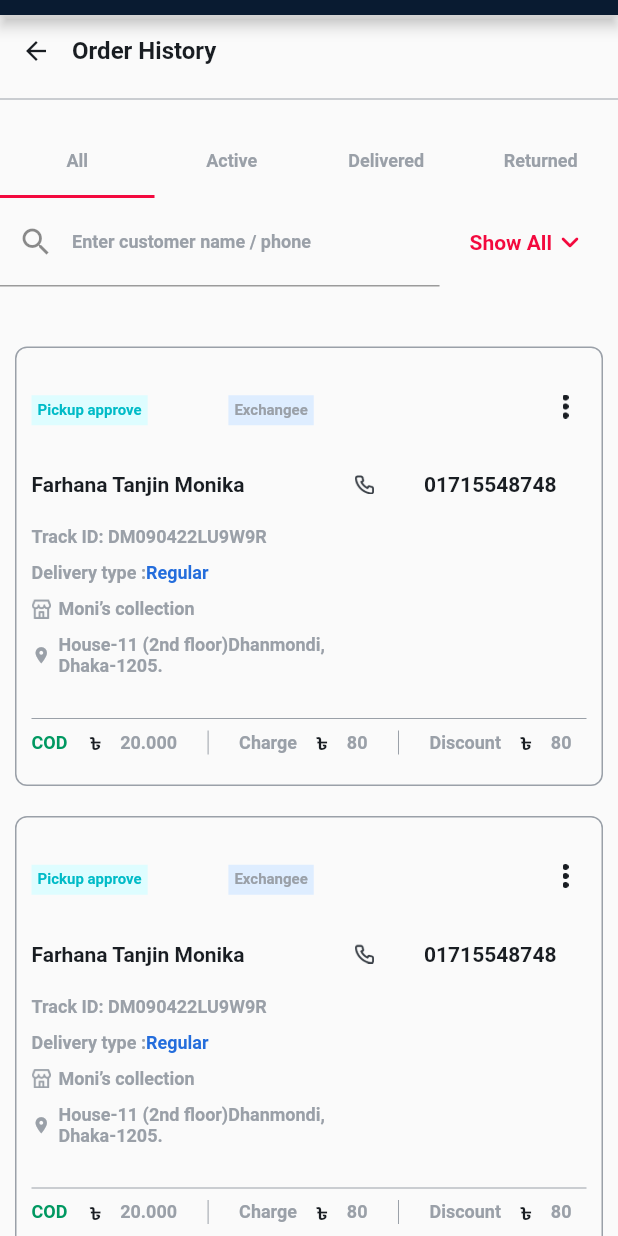
After one commit to App-Geniee/metro_merchant, a Flutter app: the OrderHistroy screen opened directly, on a phone screen of 412 x 824 dp. The commit adds this screen. Run offline on Flutter 3.47's test engine with Material 2 defaults, Android fonts, the phone set to English and light mode, and no system bars; our stand-ins replace dropdown_textfield, flutter_screenutil, get, get_storage, group_radio_button, otp_text_field; accounts and stored records are empty.

Commit message:
create pannel alert msg order history page desing

```diff
--- a/lib/views/screens/create_order/create_order.dart
+++ b/lib/views/screens/create_order/create_order.dart
@@ -1,6 +1,7 @@
 import 'package:flutter/material.dart';
 import 'package:get/get.dart';
 import 'package:metro_merchant/views/screens/home/home_screen.dart';
+import 'package:metro_merchant/views/screens/oder_history/order_histroy.dart';
 
 import '../../../core/utils/app_colors.dart';
 class CreateOrder extends StatefulWidget {
@@ -28,7 +29,8 @@ class _CreateOrderState extends State<CreateOrder> {
           backgroundColor: AppColors.primaryColor,
         ),
       ),
-      body: SingleChildScrollView(
+      body: SafeArea(
+        child: SingleChildScrollView(
           child: Column(
             crossAxisAlignment: CrossAxisAlignment.start,
             children: [
@@ -510,9 +512,9 @@ class _CreateOrderState extends State<CreateOrder> {
                                   ),
                                   SizedBox(height: 20,),
                                   Padding(
-                                  padding: EdgeInsets.fromLTRB(20, 0, 10,0),
-                                  child: Text("Order Placed Successfully! Write \n    thisID on Parcel. Tracking\nID:DM090422LU9W9R"
-                                  ,style: TextStyle(fontSize: 14,color: AppColors.colorBlack),),
+                                    padding: EdgeInsets.fromLTRB(0, 0, 0,0),
+                                    child: Text("Order Placed Successfully! Write\n    thisID on Parcel. Tracking\n   ID:DM090422LU9W9R"
+                                    ,style: TextStyle(fontSize: 14,color: AppColors.colorBlack,fontWeight: FontWeight.w700),),
                                   ),
                                   SizedBox(height: 10,),
                                   Divider(color: AppColors.colorBlack300,)
@@ -526,9 +528,20 @@ class _CreateOrderState extends State<CreateOrder> {
                               actions: [
                                 TextButton(
                                   onPressed: (){
-                                  Navigator.pop(context);
+                                    Get.offAll(()=>OrderHistroy());
                                   },
-                                child: Center(child: Text("CLOSE",style: TextStyle(fontSize: 14,color: Colors.black),)),
+                                  child: Center(
+                                    child: Container(
+                                      width: 122,
+                                      height: 32,
+                                      decoration: BoxDecoration(
+                                        color: AppColors.secondaryColor900,
+                                        borderRadius: BorderRadius.circular(15),
+
+                                      ),
+                                      child: Center(child: Text("CLOSE",style: TextStyle(fontSize: 14,fontWeight: FontWeight.w600,color: Colors.white),),),
+                                    ),
+                                  ),
                                 )
                               ],
                             ));
@@ -560,6 +573,7 @@ class _CreateOrderState extends State<CreateOrder> {
 
 
             ],
+          ),
         ),
       ),
 
--- a/lib/views/screens/froad_dashborad/froad_dashborad.dart
+++ b/lib/views/screens/froad_dashborad/froad_dashborad.dart
@@ -56,7 +56,7 @@ class _FroadDashBoradState extends State<FroadDashBorad> {
             ],
           ),
           Divider(
-            color: Colors.amber,
+            color: AppColors.colorBlack300,
           ),
           SizedBox(height: 10,),
 
--- a/lib/views/screens/home/bottomNavigationBar/homebar.dart
+++ b/lib/views/screens/home/bottomNavigationBar/homebar.dart
@@ -35,7 +35,8 @@ class _HomeBarState extends State<HomeBar> {
         ),
 
       ),
-      body: SingleChildScrollView(
+      body: SafeArea(
+        child: SingleChildScrollView(
           child: Column(
             crossAxisAlignment: CrossAxisAlignment.start,
             children: [
@@ -487,6 +488,7 @@ class _HomeBarState extends State<HomeBar> {
             ],
           ),
         ),
+      ),
     );
   }
   Widget CustomButton(BuildContext context,String text,void Function()function,Color color){
--- /dev/null
+++ b/lib/views/screens/oder_history/all_order_histroy.dart
@@ -0,0 +1,409 @@
+import 'package:flutter/material.dart';
+
+import '../../../core/utils/app_colors.dart';
+class AllOrderHistroy extends StatefulWidget {
+  const AllOrderHistroy({Key? key}) : super(key: key);
+
+  @override
+  State<AllOrderHistroy> createState() => _AllOrderHistroyState();
+}
+
+class _AllOrderHistroyState extends State<AllOrderHistroy> {
+  bool click=true;
+  TextEditingController dateinput = TextEditingController();
+  List dropDownData=[
+    {"title":"Shop name1","value":"1"},
+    {"title":"Shop name2","value":"2"}
+  ];
+  String select="";
+
+
+  @override
+  Widget build(BuildContext context) {
+    return  Scaffold(
+      body: Column(
+        crossAxisAlignment: CrossAxisAlignment.start,
+       children: [
+         Row(
+           children: [
+             Expanded(
+                 child: Padding(
+                   padding: EdgeInsets.only(right: 20),
+                   child: TextFormField(
+                     decoration: InputDecoration(
+                       prefixIcon: Icon(Icons.search),
+                       label: Text("Enter customer name / phone",style: TextStyle(fontSize: 12,fontWeight: FontWeight.w600,color: AppColors.colorBlack300),)
+                     ),
+
+                   ),
+                 )),
+             InkWell(
+               onTap: (){
+                 setState(() {
+                   click=!click;
+                 });
+               },
+               child: Container(
+                 margin: EdgeInsets.only(right: 20),
+                 child: Row(
+                   children: [
+                     if(click==true)...[
+                       Text("Show All",style: TextStyle(fontSize: 14,fontWeight: FontWeight.w700,color: AppColors.secondaryColor900),),
+                       Icon(Icons.keyboard_arrow_down_rounded,color: AppColors.secondaryColor900,)
+
+                     ]
+                     else...[
+                       Text("Hide all",style: TextStyle(fontSize: 14,fontWeight: FontWeight.w700,color: AppColors.secondaryColor900),),
+                       Icon(Icons.keyboard_arrow_up,color: AppColors.secondaryColor900,)
+                     ]
+
+                   ],
+                 ),
+               ),
+             )
+           ],
+         ),
+         SizedBox(height: 10,),
+
+         Visibility(
+           visible: click==false,
+           child: Column(
+             children: [
+               Form(
+                 child: Column(
+                   children: [
+                     TextFormField(
+                       decoration: InputDecoration(
+                         prefixIcon: Icon(Icons.search),
+                         label: Text("Enter ticket ID",style: TextStyle(fontWeight: FontWeight.w600,fontSize: 12,color: AppColors.colorBlack300),)
+                       ),
+                     ),
+                     TextField(
+                       controller: dateinput,
+                       //editing controller of this TextField
+                       decoration: InputDecoration(
+                         //icon of text field
+                           label: Padding(
+                             padding: const EdgeInsets.only(top: 20),
+                             child: Text("Filter by date",style: TextStyle(fontSize: 12,fontWeight: FontWeight.w600,color: AppColors.colorBlack300),),
+                           ) ,
+                           prefixIcon: Icon(Icons.calendar_today_outlined,color: AppColors.colorBlack300,size: 12,),
+                           focusedBorder: UnderlineInputBorder(
+                               borderSide: BorderSide(color: Color(0xff9AA0A8))
+                           )///label text of field
+                       ),
+                       readOnly: true,  //set it true, so that user will not able to edit text
+                       onTap: () async {
+                         DateTime? pickedDate = await showDatePicker(
+                             context: context, initialDate: DateTime.now(),
+                             firstDate: DateTime(2000), //DateTime.now() - not to allow to choose before today.
+                             lastDate: DateTime(2101)
+                         );
+
+                         if(pickedDate != null ){
+                           print(pickedDate);  //pickedDate output format => 2021-03-10 00:00:00.000
+                           // String formattedDate = DateFormat('yyyy-MM-dd').format(pickedDate);
+                           // print(formattedDate); //formatted date output using intl package =>  2021-03-16
+                           //you can implement different kind of Date Format here according to your requirement
+
+                           setState(() {
+                             // dateinput.text = formattedDate; //set output date to TextField value.
+                           });
+                         }else{
+                           print("Date is not selected");
+                         }
+                       },
+                     ),
+                     Padding(
+                       padding: const EdgeInsets.fromLTRB(5,0,10.0,0),
+                       child: InputDecorator(
+                         decoration: InputDecoration(
+                           prefixIcon: Icon(Icons.shopping_bag_outlined
+                           ),
+                           labelText: 'Select shop name',
+                           labelStyle: TextStyle(fontSize: 12,color: AppColors.colorBlack300,fontWeight: FontWeight.w600),
+                           border: UnderlineInputBorder(
+                               borderRadius: BorderRadius.circular(15.0)),
+                           contentPadding: const EdgeInsets.fromLTRB(10,20,0,0),
+                         ),
+                         child: DropdownButtonHideUnderline(
+                           child: DropdownButton<String>(
+                             value: select,
+                             isDense: true,
+                             isExpanded: true,
+
+                             menuMaxHeight: 350,
+                             items: [
+                               const DropdownMenuItem(
+                                   child: Padding(
+                                     padding: EdgeInsets.fromLTRB(10,0,0,0),
+
+                                   ),
+                                   value: ""),
+                               ...dropDownData.map<DropdownMenuItem<String>>((e) {
+                                 return DropdownMenuItem(
+                                     child: Text(e['title']), value: e['value']);
+                               }).toList(),
+                             ],
+                             onChanged: (newValue) {
+                               setState(
+                                     () {
+                                   select = newValue!;
+                                   print(select);
+                                 },
+                               );
+                             },
+                           ),
+                         ),
+                       ),
+                     ),
+
+
+                     // ElevatedButton(
+                     //     onPressed: _presentDatePicker, child: const Text('Select Date')),
+
+                     // display the selected date
+
+                   ],
+                 ),
+               )
+
+             ],
+           ),
+         ),
+         SizedBox(height: 10,),
+         Expanded(
+           child: ListView.builder(
+             itemCount: 5,
+             itemBuilder: (context,index){
+               return Container(
+                 margin: EdgeInsets.fromLTRB(10, 20, 10, 0),
+                 decoration: BoxDecoration(
+                   border: Border.all(color: AppColors.colorBlack300),
+                   borderRadius: BorderRadius.circular(8)
+                 ),
+                 child: Column(
+                   crossAxisAlignment: CrossAxisAlignment.start,
+                   children: [
+                    Row(
+                      mainAxisAlignment: MainAxisAlignment.spaceBetween,
+
+                      children: [
+                        Container(
+                          margin: EdgeInsets.fromLTRB(10, 20, 10, 0),
+
+                          color: Color(0xffDEFDFF),
+                          child: Padding(
+                            padding: const EdgeInsets.all(4),
+                            child: Text("Pickup approve",style: TextStyle(fontWeight: FontWeight.w700,fontSize: 10,color: Color(0xff00BBC7)),),
+                          )
+                          ,
+                        ),
+                        Padding(
+                          padding:EdgeInsets.only(right:100),
+                          child: Container(
+                            margin: EdgeInsets.fromLTRB(10, 20, 10, 0),
+
+                            color: Color(0xffDEEDFF),
+                            child: Padding(
+                              padding: const EdgeInsets.all(4),
+                              child: Text("Exchangee",style: TextStyle(fontWeight: FontWeight.w700,fontSize: 10,color: AppColors.colorBlack300),),
+                            )
+                            ,
+                          ),
+                        ),
+                      Padding(
+                        padding: EdgeInsets.only(top: 15),
+                        child: PopupMenuButton<int>(
+                          icon: Image(image: AssetImage("assets/icons/drawericon.png"),
+                          width: 4,
+                          height: 16,),
+                          color:Colors.white,
+                          shadowColor: Colors.white,
+                          itemBuilder: (context)=>[
+                            PopupMenuItem(
+
+                              value: 1,
+                              child: Row(
+                                children: [
+                                  SizedBox(
+                                    width: 10,
+                                  ),
+                                  Text("View",style: TextStyle(fontSize: 14,color: AppColors.colorBlack300,fontWeight: FontWeight.w600),)
+                                ],
+                              ),
+                            ),
+                            PopupMenuItem(
+
+                              value: 2,
+                              child: Row(
+                                children: [
+                                  SizedBox(
+                                    width: 10,
+                                  ),
+                                  Text("Edit",style: TextStyle(fontSize: 14,color: AppColors.colorBlack300,fontWeight: FontWeight.w600),)
+                                ],
+                              ),
+                            ),
+                            PopupMenuItem(
+
+                              value: 3,
+                              child: Row(
+                                children: [
+                                  SizedBox(
+                                    width: 10,
+                                  ),
+                                  Text("Delete",style: TextStyle(fontSize: 14,color: AppColors.colorBlack300,fontWeight: FontWeight.w600),)
+                                ],
+                              ),
+                            ),
+                            PopupMenuItem(
+
+                              value: 4,
+                              child: Row(
+                                children: [
+                                  SizedBox(
+                                    width: 10,
+                                  ),
+                                  Text("Ticket",style: TextStyle(fontSize: 14,color: AppColors.colorBlack300,fontWeight: FontWeight.w600),)
+                                ],
+                              ),
+                            ),
+                          ],
+                        ),
+                      )
+
+                      ],
+                    ),
+                   SizedBox(height: 20,),
+                   Row(
+                     mainAxisAlignment: MainAxisAlignment.spaceBetween,
+                     children: [
+                       Padding(
+                         padding: EdgeInsets.only(left: 10),
+                         child: Text("Farhana Tanjin Monika",style: TextStyle(fontSize: 14,fontWeight: FontWeight.w700,color: AppColors.colorBlack),),
+                       ),
+                       Padding(
+                         padding: const EdgeInsets.only(left: 40),
+                         child: Image(
+                           image: AssetImage("assets/icons/phone1.png"),
+                           width: 13,
+                           height: 13,
+                         ),
+                       ),
+                       Padding(
+                         padding: const EdgeInsets.only(right: 30),
+                         child: Text("01715548748",style: TextStyle(fontSize: 14,fontWeight: FontWeight.w600,color: AppColors.colorBlack),),
+                       )
+
+
+                     ],
+                   ),
+                     SizedBox(height: 20,),
+                     Padding(
+                       padding: const EdgeInsets.only(left: 10),
+                       child: Text("Track ID: DM090422LU9W9R",style: TextStyle(fontSize: 12,fontWeight: FontWeight.w700,color: AppColors.colorBlack300),),
+                     ),
+                     Row(
+                       children: [
+                         Padding(
+                           padding: const EdgeInsets.fromLTRB(10,10,0,0),
+                           child: Text("Delivery type :",style: TextStyle(fontSize: 12,fontWeight: FontWeight.w700,color: AppColors.colorBlack300),),
+                         ),
+                         Padding(
+                           padding: EdgeInsets.fromLTRB(0,10,0,0),
+                           child: Text("Regular",style: TextStyle(fontSize: 12,fontWeight: FontWeight.w700,color: Color(0xff246DDC)),),
+                         )
+                       ],
+                     ),
+                     Row(
+                       children: [
+                         Padding(
+                           padding:EdgeInsets.fromLTRB(10,10,0,0),
+                           child: Image(
+                             image: AssetImage("assets/icons/shoping1.png"),
+                             width: 13,
+                             height: 13,
+
+                           ),
+                         ),
+                         Padding(
+                           padding: const EdgeInsets.fromLTRB(5,10.0,0,0),
+                           child: Text("Moni’s collection",style: TextStyle(fontWeight: FontWeight.w700,color: AppColors.colorBlack300,fontSize: 12),),
+                         )
+                       ],
+                     ),
+                     Row(
+                       children: [
+                         Padding(
+                           padding:EdgeInsets.fromLTRB(10,10,0,0),
+                           child: Icon(Icons.location_on,color: AppColors.colorBlack300,size: 13,
+
+                           ),
+                         ),
+                         Padding(
+                           padding: const EdgeInsets.fromLTRB(5,10.0,0,0),
+                           child: Text("House-11 (2nd floor)Dhanmondi, \nDhaka-1205.",style: TextStyle(fontWeight: FontWeight.w700,color: AppColors.colorBlack300,fontSize: 12),),
+                         )
+                       ],
+                     ),
+                     SizedBox(height: 20,),
+                     Padding(
+                       padding: const EdgeInsets.fromLTRB(10,0,10, 0),
+                       child: Divider(color: AppColors.colorBlack300,),
+                     ),
+                     IntrinsicHeight(
+                       child: Padding(
+                         padding: const EdgeInsets.only(bottom: 20),
+                         child: Row(
+                           mainAxisAlignment: MainAxisAlignment.spaceBetween,
+                           children: [
+                             Padding(
+                                padding: EdgeInsets.fromLTRB(10, 0, 2, 0),
+                                 child: Text("COD",style: TextStyle(fontSize: 12,fontWeight: FontWeight.w700,color: AppColors.colorGreen),)),
+                            Text("৳",style: TextStyle(fontWeight: FontWeight.w700,color: AppColors.colorBlack,fontSize: 12),),
+                            Text("20.000",style: TextStyle(fontWeight: FontWeight.w700,color: AppColors.colorBlack300,fontSize: 12),),
+                             VerticalDivider(
+                               color: AppColors.colorBlack300,
+                             ),
+                             Text("Charge",style: TextStyle(fontWeight: FontWeight.w700,color: AppColors.colorBlack300,fontSize: 12),),
+                             Text("৳",style: TextStyle(fontWeight: FontWeight.w700,color: AppColors.colorBlack,fontSize: 12),),
+                             Text("80",style: TextStyle(fontWeight: FontWeight.w700,color: AppColors.colorBlack300,fontSize: 12),),
+                             VerticalDivider(
+                               color: AppColors.colorBlack300,
+                             ),
+                             Text("Discount",style: TextStyle(fontWeight: FontWeight.w700,color: AppColors.colorBlack300,fontSize: 12),),
+                             Text("৳",style: TextStyle(fontWeight: FontWeight.w700,color: AppColors.colorBlack,fontSize: 12),),
+                             Padding(
+                               padding: const EdgeInsets.only(right: 20),
+                               child: Text("80",style: TextStyle(fontWeight: FontWeight.w700,color: AppColors.colorBlack300,fontSize: 12),),
+                             ),
+
+
+
+
+
+
+
+
+
+
+
+                           ],
+                         ),
+                       ),
+                     )
+
+
+                   ],
+                 ),
+
+               );
+             },
+           ),
+         )
+       ],
+      ),
+    );
+  }
+}
--- a/lib/views/screens/oder_history/order_histroy.dart
+++ b/lib/views/screens/oder_history/order_histroy.dart
@@ -1,4 +1,10 @@
 import 'package:flutter/material.dart';
+import 'package:get/get.dart';
+import 'package:get/get_core/src/get_main.dart';
+import 'package:metro_merchant/views/screens/oder_history/all_order_histroy.dart';
+
+import '../../../core/utils/app_colors.dart';
+import '../home/home_screen.dart';
 class OrderHistroy extends StatefulWidget {
   const OrderHistroy({Key? key}) : super(key: key);
 
@@ -9,6 +15,71 @@ class OrderHistroy extends StatefulWidget {
 class _OrderHistroyState extends State<OrderHistroy> {
   @override
   Widget build(BuildContext context) {
-    return Placeholder();
+    return DefaultTabController(
+      length: 4,
+      child: Scaffold(
+        appBar: PreferredSize(
+          preferredSize: Size.fromHeight(10.0),
+          child: AppBar(
+            backgroundColor: AppColors.primaryColor,
+          ),
+        ),
+        body: SafeArea(
+          child: Column(
+            crossAxisAlignment: CrossAxisAlignment.start,
+            children: [
+              Row(
+                children: [
+                  IconButton(
+                    onPressed: (){
+                      Get.offAll(()=>HomeScreen());
+                    },
+                    icon: Icon(Icons.arrow_back,size: 20,color: AppColors.colorBlack,),
+                  ),
+                  Text("Order History",style: TextStyle(fontSize: 16,color: AppColors.colorBlack,fontWeight: FontWeight.w700),)
+                ],
+              ),
+              Divider(
+                color: AppColors.colorBlack300,
+              ),
+              SizedBox(height: 10,),
+              TabBar(
+                labelColor: Colors.black, //<-- selected text color
+                unselectedLabelColor: Colors.white,
+                indicatorColor: AppColors.secondaryColor900,
+
+                tabs: [
+                  Tab(
+                    child: Text("All",style: TextStyle(fontSize: 12,fontWeight: FontWeight.w700,color: AppColors.colorBlack300),),
+                  ),
+                  Tab(
+                    child: Text("Active",style: TextStyle(fontSize: 12,fontWeight: FontWeight.w700,color: AppColors.colorBlack300),),
+                  ),
+                  Tab(
+                    child: Text("Delivered",style: TextStyle(fontSize: 12,fontWeight: FontWeight.w700,color: AppColors.colorBlack300),),
+                  ),
+                  Tab(
+                    child: Text("Returned",style: TextStyle(fontSize: 12,fontWeight: FontWeight.w700,color: AppColors.colorBlack300),),
+                  ),
+                ],
+              ),
+              Expanded(
+                child: TabBarView(
+
+                  children: [
+                    AllOrderHistroy(),
+                    Text("All"),
+                    Text("All"),
+                    Text("All"),
+                  ],
+                ),
+              )
+
+
+            ],
+          ),
+        ),
+      ),
+    );
   }
 }
--- a/lib/views/screens/ticket_dashbord/ticket_dashborad.dart
+++ b/lib/views/screens/ticket_dashbord/ticket_dashborad.dart
@@ -35,8 +35,7 @@ class _TicketDashBordState extends State<TicketDashBord> {
 
 
       ),
-      body: SingleChildScrollView(
-        child: Column(
+      body: Column(
         crossAxisAlignment: CrossAxisAlignment.start,
         children: [
           Row(
@@ -434,7 +433,6 @@ class _TicketDashBordState extends State<TicketDashBord> {
 
         ],
       ),
-      ),
     );
   }
 }
```
Also changed, not shown: assets/icons/drawericon.png (added), assets/icons/phone1.png (added), assets/icons/shoping1.png (added), assets/icons/shping.png (added). Lines whose indentation alone changed are shown as unchanged.
